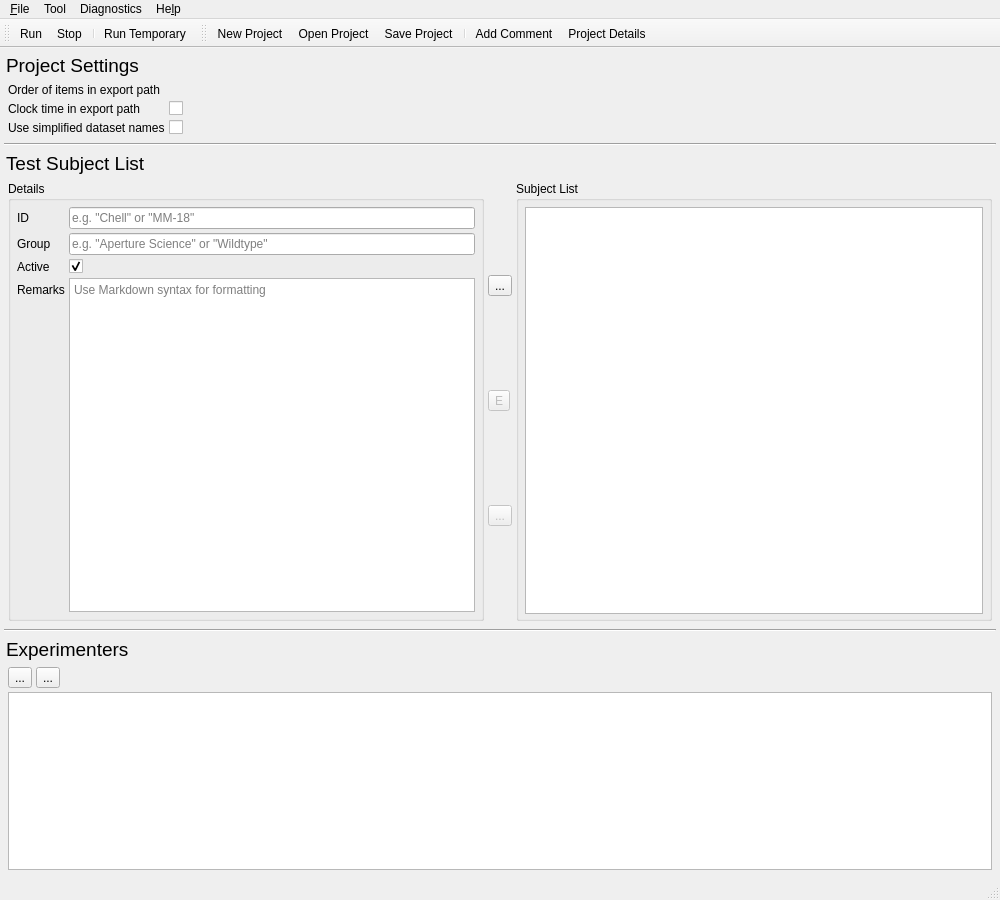
The window that src/mainwindow.ui (syntalos/syntalos) describes before a commit, drawn with Qt 5.
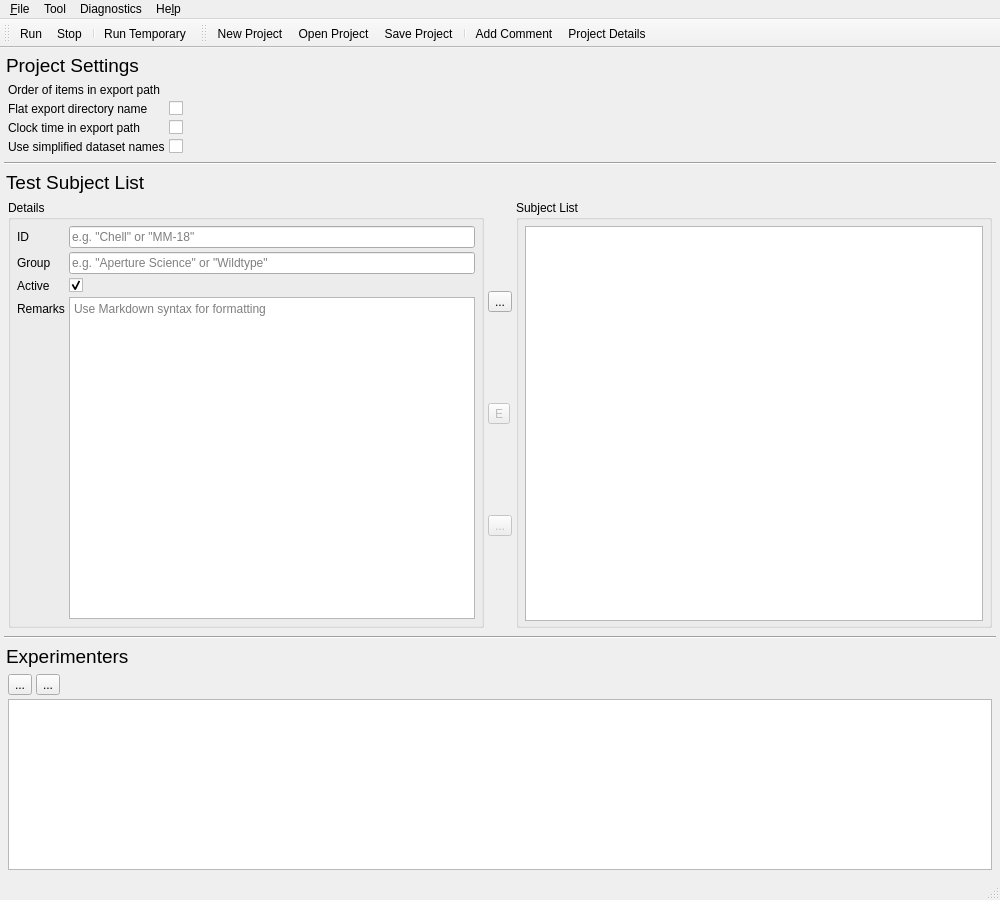
The same window after the commit. The open tabs and pages were chosen to show the change. Icons and pictures are not drawn. Custom widgets are drawn as their Qt base class.

Commit message:
Give user the option to save data into a flat directory hierarchy
Just in case nesting of directories is not desired.
This provides the most flexibility in storage layout options that we
should give, without making this too chaotic.

```diff
--- a/src/mainwindow.ui
+++ b/src/mainwindow.ui
@@ -795,7 +795,7 @@
                   </property>
                  </widget>
                 </item>
-                <item row="1" column="0">
+                <item row="2" column="0">
                  <widget class="QLabel" name="addClockTimeToExportDirLabel">
                   <property name="toolTip">
                    <string/>
@@ -805,14 +805,14 @@
                   </property>
                  </widget>
                 </item>
-                <item row="1" column="1">
+                <item row="2" column="1">
                  <widget class="QCheckBox" name="cbClockTimeInExportDir">
                   <property name="toolTip">
                    <string>Include hours/minutes in export directory name, not just the current date</string>
                   </property>
                  </widget>
                 </item>
-                <item row="2" column="0">
+                <item row="3" column="0">
                  <widget class="QLabel" name="simplifiedStorageNamesLabel">
                   <property name="toolTip">
                    <string/>
@@ -822,13 +822,27 @@
                   </property>
                  </widget>
                 </item>
-                <item row="2" column="1">
+                <item row="3" column="1">
                  <widget class="QCheckBox" name="cbSimpleStorageNames">
                   <property name="toolTip">
                    <string>Simplify the names of datasets that are saved to disk, e.g. they will be lowercased, some characters may be replaced and no whitespaces will be used.</string>
                   </property>
                  </widget>
                 </item>
+                <item row="1" column="0">
+                 <widget class="QLabel" name="flatExportDirNameLabel">
+                  <property name="text">
+                   <string>Flat export directory name</string>
+                  </property>
+                 </widget>
+                </item>
+                <item row="1" column="1">
+                 <widget class="QCheckBox" name="cbFlatExportDirName">
+                  <property name="toolTip">
+                   <string>Do not create a hierarchical export directory structure, but just one folder instead</string>
+                  </property>
+                 </widget>
+                </item>
                </layout>
               </item>
              </layout>
```
The commit also changes 5 other files.
